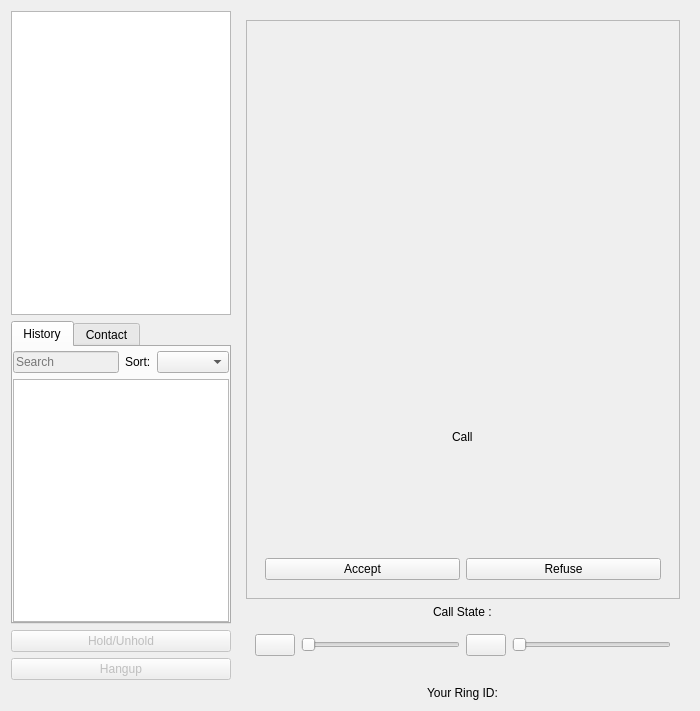
This is callwidget.ui in savoirfairelinux/jami-client-windows as Qt 5 draws it before an edit. The edited form follows.
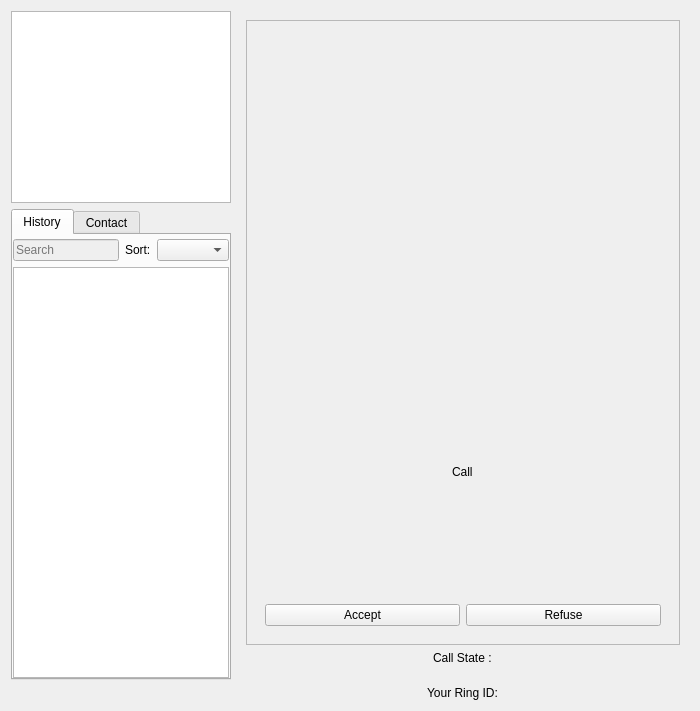
This is the edited form. Icons and pictures are not drawn. Custom widgets are drawn as their Qt base class.

```diff
--- a/callwidget.ui
+++ b/callwidget.ui
@@ -48,7 +48,7 @@
       <enum>QLayout::SetDefaultConstraint</enum>
      </property>
      <item>
-      <layout class="QVBoxLayout" name="verticalLayout_5" stretch="0,0">
+      <layout class="QVBoxLayout" name="verticalLayout_5" stretch="0,1">
        <property name="topMargin">
         <number>0</number>
        </property>
@@ -208,40 +208,6 @@
        </item>
       </layout>
      </item>
-     <item>
-      <widget class="QPushButton" name="holdButton">
-       <property name="enabled">
-        <bool>false</bool>
-       </property>
-       <property name="text">
-        <string>Hold/Unhold</string>
-       </property>
-       <property name="icon">
-        <iconset>
-         <normaloff>:/images/phone-paused.png</normaloff>:/images/phone-paused.png</iconset>
-       </property>
-      </widget>
-     </item>
-     <item>
-      <widget class="QPushButton" name="hangupButton">
-       <property name="enabled">
-        <bool>false</bool>
-       </property>
-       <property name="sizePolicy">
-        <sizepolicy hsizetype="Minimum" vsizetype="Fixed">
-         <horstretch>0</horstretch>
-         <verstretch>0</verstretch>
-        </sizepolicy>
-       </property>
-       <property name="text">
-        <string>Hangup</string>
-       </property>
-       <property name="icon">
-        <iconset>
-         <normaloff>:/images/phone-hangup.png</normaloff>:/images/phone-hangup.png</iconset>
-       </property>
-      </widget>
-     </item>
     </layout>
    </item>
    <item row="0" column="1">
@@ -333,70 +299,6 @@
         </property>
        </widget>
       </item>
-      <item>
-       <widget class="QWidget" name="horizontalWidget" native="true">
-        <property name="sizePolicy">
-         <sizepolicy hsizetype="Preferred" vsizetype="Fixed">
-          <horstretch>0</horstretch>
-          <verstretch>0</verstretch>
-         </sizepolicy>
-        </property>
-        <layout class="QHBoxLayout" name="horizontalLayout_2">
-         <item>
-          <widget class="QPushButton" name="muteSpeakerButton">
-           <property name="text">
-            <string/>
-           </property>
-           <property name="icon">
-            <iconset>
-             <normaloff>:/images/speaker-off.png</normaloff>:/images/speaker-off.png</iconset>
-           </property>
-           <property name="iconSize">
-            <size>
-             <width>25</width>
-             <height>25</height>
-            </size>
-           </property>
-          </widget>
-         </item>
-         <item>
-          <widget class="QSlider" name="speakerSlider">
-           <property name="orientation">
-            <enum>Qt::Horizontal</enum>
-           </property>
-          </widget>
-         </item>
-         <item>
-          <widget class="QPushButton" name="muteMicButton">
-           <property name="text">
-            <string/>
-           </property>
-           <property name="icon">
-            <iconset>
-             <normaloff>:/images/microphone-off.png</normaloff>:/images/microphone-off.png</iconset>
-           </property>
-           <property name="iconSize">
-            <size>
-             <width>25</width>
-             <height>25</height>
-            </size>
-           </property>
-          </widget>
-         </item>
-         <item>
-          <widget class="QSlider" name="micSlider">
-           <property name="orientation">
-            <enum>Qt::Horizontal</enum>
-           </property>
-          </widget>
-         </item>
-        </layout>
-        <zorder>micSlider</zorder>
-        <zorder>muteMicButton</zorder>
-        <zorder>speakerSlider</zorder>
-        <zorder>muteSpeakerButton</zorder>
-       </widget>
-      </item>
       <item>
        <widget class="InstantMessagingWidget" name="instantMessagingWidget" native="true">
         <property name="sizePolicy">
```
Left out of the diff: 6 changed lines with no effect on the pictures.
